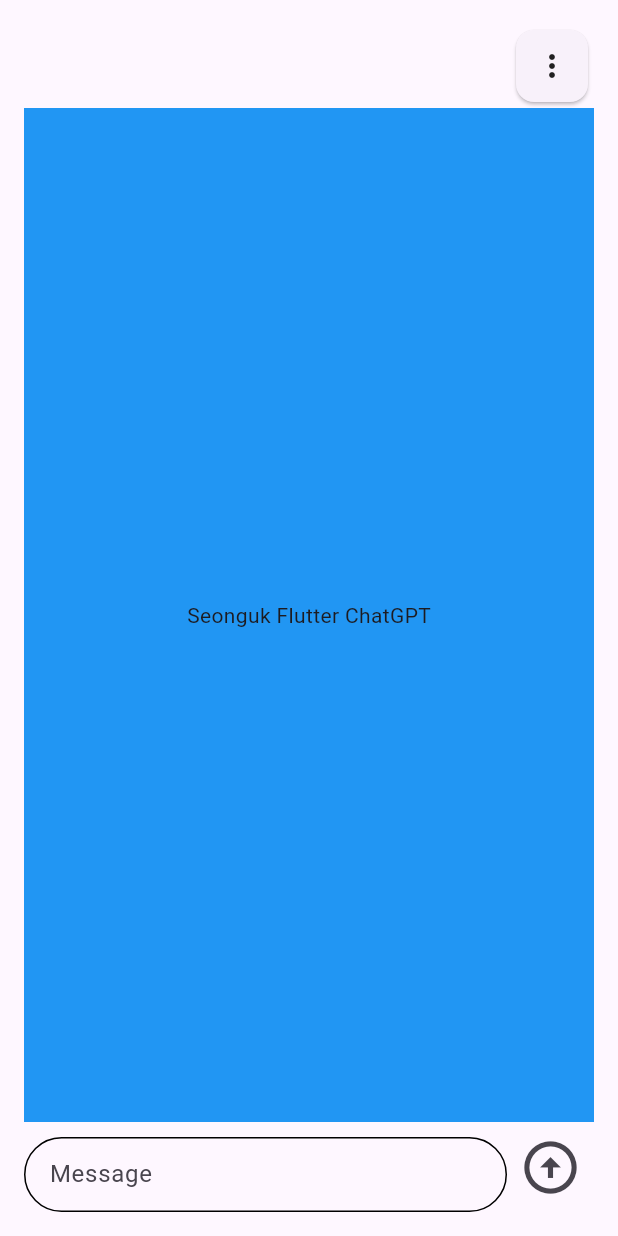
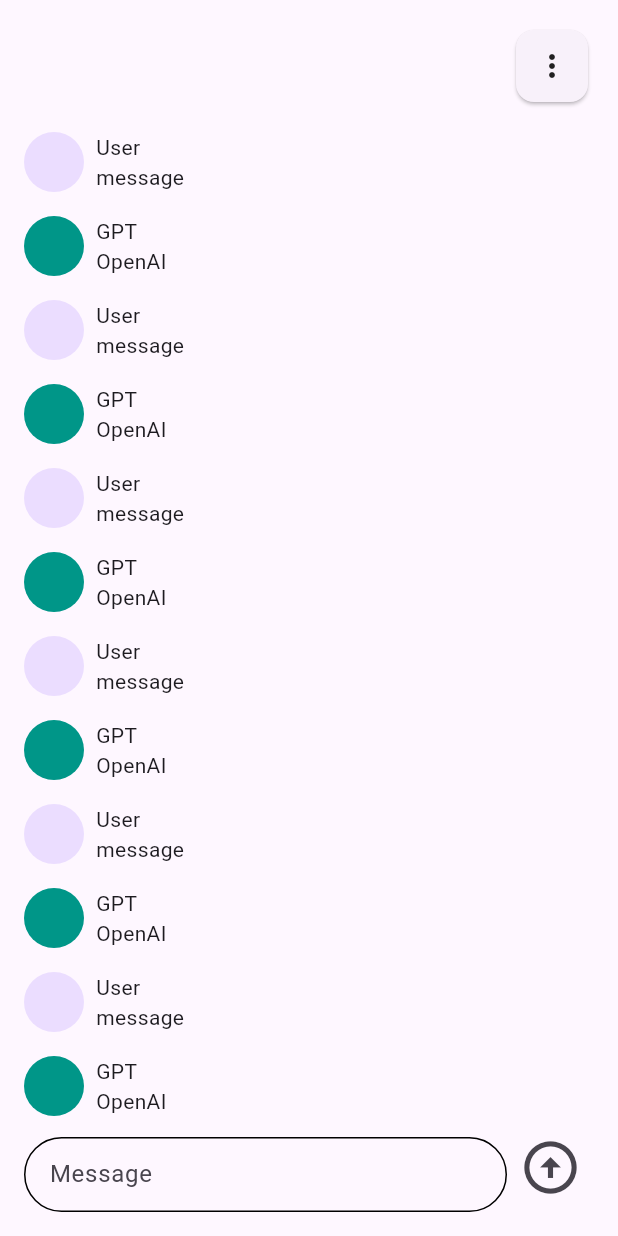
Before and after one commit to seongukHEO/FlutterUseChatGPT, a Flutter app: the screen it shows after launch, on a phone screen of 412 x 824 dp. Run offline on Flutter 3.47's test engine with Material 3 defaults, Android fonts, the phone set to English and light mode, and no system bars.

Commit message:
feat : 채팅 위젯 구현

```diff
--- a/lib/main.dart
+++ b/lib/main.dart
@@ -36,10 +36,13 @@ class _MyHomePageState extends State<MyHomePage> {
   static const String _kStrings = "Seonguk Flutter ChatGPT";
   String get _currentString => _kStrings;
 
-  //데이터
+  ScrollController scrollController = ScrollController();
+
+  //데이터 삭제
   @override
   void dispose() {
     messageTextController.dispose();
+    scrollController.dispose();
     super.dispose();
   }
 
@@ -73,12 +76,51 @@ class _MyHomePageState extends State<MyHomePage> {
                   ),
                 ),
               ),
+              //채팅 위젯
               Expanded(
                   child: Container(
-                    color: Colors.blue,
-                    child: Center(
-                      child: Text(_kStrings),
-                    )
+                    child: ListView.builder(
+                      itemCount: 100,
+                        itemBuilder: (c, i){
+                        //유저의 질문
+                        if (i % 2 == 0) {
+                          return Padding(
+                            padding: const EdgeInsets.symmetric(vertical: 16),
+                            child: Row(
+                              children: [
+                                CircleAvatar(),
+                                SizedBox(width: 8,),
+                                Expanded(
+                                    child: Column(
+                                      children: [
+                                        Text("User"),
+                                        Text("message")
+                                      ],
+                                      crossAxisAlignment: CrossAxisAlignment.start,
+                                    )
+                                )
+                              ],
+                            ),
+                          );
+                        }
+                        //GPT의 답
+                          return Row(
+                            children: [
+                              CircleAvatar(
+                                backgroundColor: Colors.teal,
+                              ),
+                              SizedBox(width: 8,),
+                              Expanded(child: Column(
+                                children: [
+                                  Text("GPT"),
+                                  Text("OpenAI")
+                                ],
+                                crossAxisAlignment: CrossAxisAlignment.start,
+                              ))
+                            ],
+                          );
+                        }
+                    ),
                   )
               ),
               Dismissible(
```
